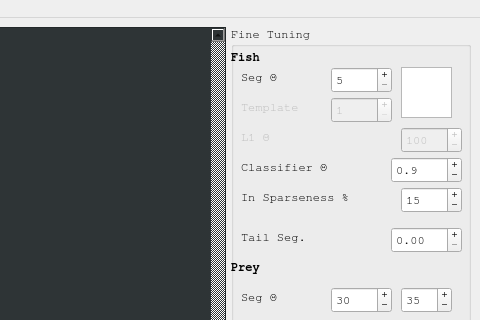
kostasl/zebrafish_tracker, file GUI/mainwindow.ui: the form before one commit; both pictures show x 260 to 740 and y 0 to 320 of the 740 by 732 pixel window.
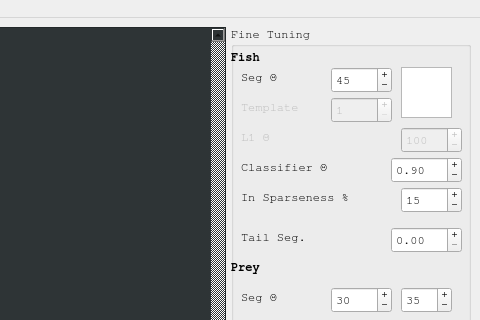
The form after the commit.

```diff
--- a/GUI/mainwindow.ui
+++ b/GUI/mainwindow.ui
@@ -194,13 +194,13 @@
           <enum>QAbstractSpinBox::PlusMinus</enum>
          </property>
          <property name="minimum">
-          <number>5</number>
+          <number>3</number>
          </property>
          <property name="maximum">
-          <number>100</number>
+          <number>150</number>
          </property>
          <property name="value">
-          <number>5</number>
+          <number>45</number>
          </property>
         </widget>
         <widget class="QSpinBox" name="spinBoxEyeThres">
@@ -890,7 +890,7 @@
           <enum>QAbstractSpinBox::PlusMinus</enum>
          </property>
          <property name="decimals">
-          <number>1</number>
+          <number>2</number>
          </property>
          <property name="minimum">
           <double>-0.500000000000000</double>
```
